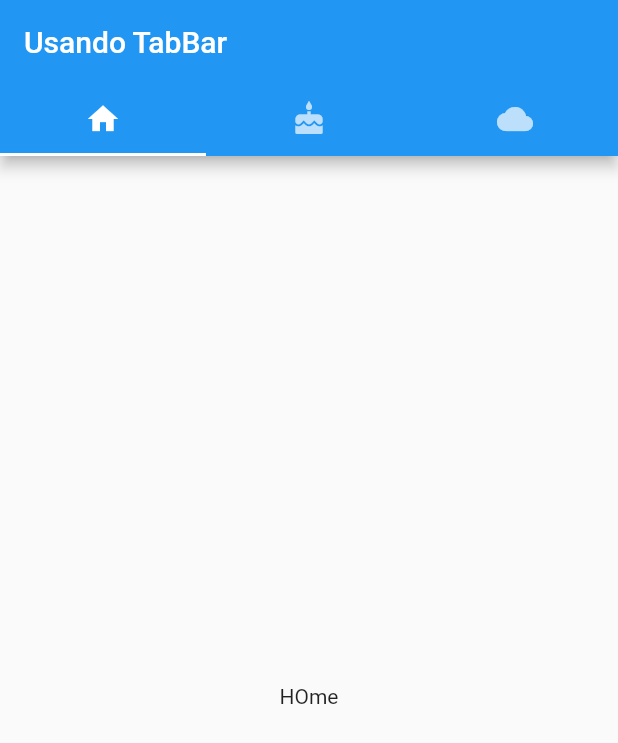
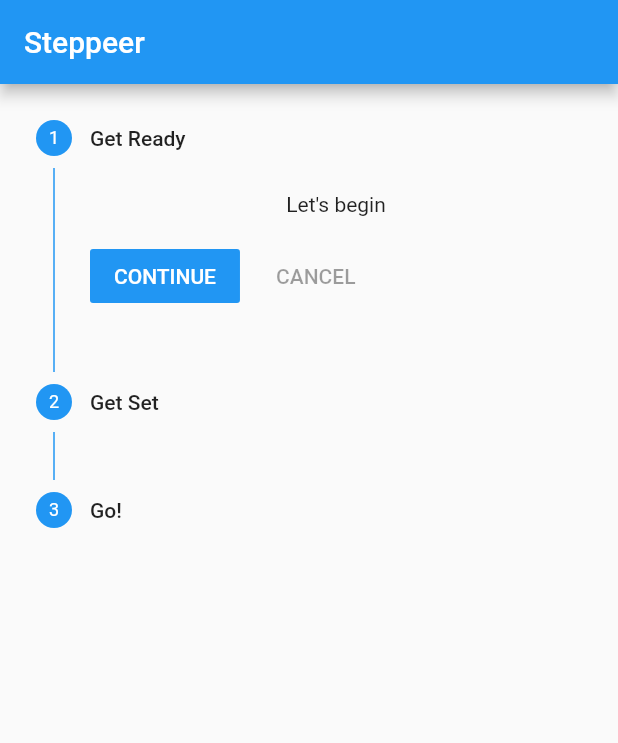
Before and after one commit to codigonaveia/flutter_buttonNavigatorBar, a Flutter app: the screen it shows after launch, on a phone screen of 412 x 824 dp. Shown: the top 743 px of the screen. Run offline on Flutter 3.47's test engine with Material 2 defaults, Android fonts, the phone set to English and light mode, and no system bars.

Commit message:
aplicado Stepper

```diff
--- a/lib/main.dart
+++ b/lib/main.dart
@@ -2,6 +2,7 @@ import 'package:flutter/material.dart';
 import 'NavegatorButton1.dart';
 import 'navegator_butron2.dart';
 import 'widgetTabbar.dart';
+import 'stepper.dart';
 
 void main() => runApp(const MyApp());
 
@@ -14,7 +15,8 @@ class MyApp extends StatelessWidget {
   Widget build(BuildContext context) {
     return const MaterialApp(
       title: _title,
-      home: MyWidgetTabBar(),
+      home: NavegatorStapper(),
+      //home: MyWidgetTabBar(),
     );
   }
 }
--- /dev/null
+++ b/lib/stepper.dart
@@ -0,0 +1,41 @@
+import 'package:flutter/material.dart';
+
+class NavegatorStapper extends StatefulWidget {
+  const NavegatorStapper({super.key});
+
+  @override
+  State<NavegatorStapper> createState() => _NavegacaoStepper();
+}
+
+class _NavegacaoStepper extends State<NavegatorStapper> {
+  var _currentStep = 0;
+  @override
+  Widget build(BuildContext context) {
+    return MaterialApp(
+      title: "Flutter",
+      home: Scaffold(
+        appBar: AppBar(title: Text("Steppeer")),
+        body: Stepper(
+          type: StepperType.vertical,
+          currentStep: _currentStep,
+          onStepContinue:
+              _currentStep < 2 ? () => setState(() => _currentStep += 1) : null,
+          steps: [
+            Step(
+                title: Text("Get Ready"),
+                isActive: true,
+                content: Text("Let's begin")),
+            Step(
+                title: Text("Get Set"),
+                isActive: true,
+                content: Text("Ok, just a litter more...")),
+            Step(
+                title: Text("Go!"),
+                isActive: true,
+                content: Text("We're done!"))
+          ],
+        ),
+      ),
+    );
+  }
+}
```
Also changed, not shown: images/Stapper.PNG (added), 1 other file.
